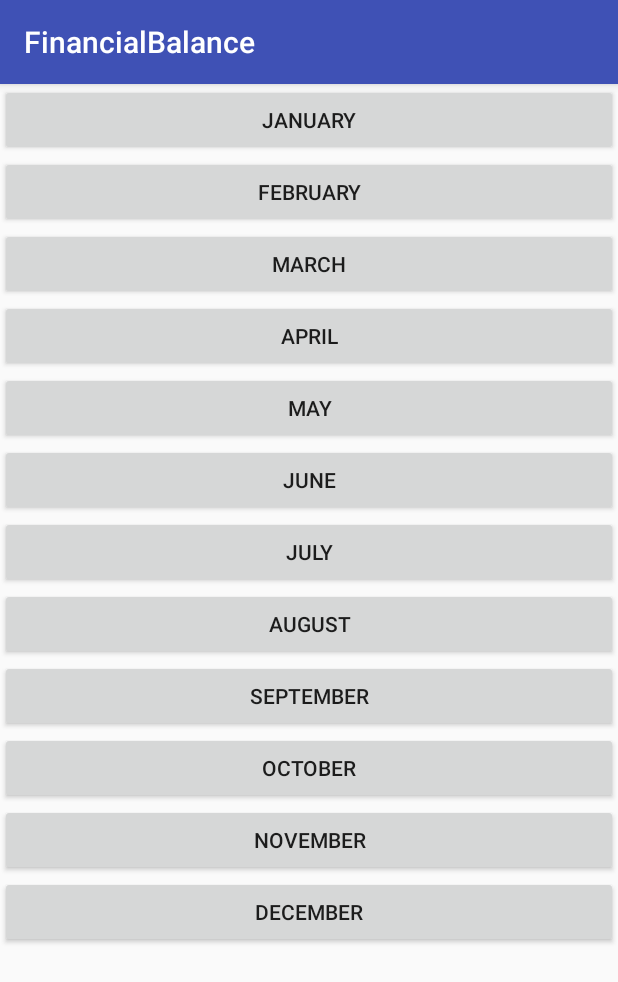
After one commit to DinuIoan/FinancialBalance, an Android app: the fragment AllMonthsFragment shown on its own in the app's theme, on a phone screen of 412 x 824 dp. The commit adds this screen. Shown: the top 982 px of the screen. Run offline under Robolectric (Android 15) with nearby library versions, the phone set to English and light mode, and no system bars.

Commit message:
Tabs not resolved yet https://www.androidhive.info/2015/09/android-material-design-working-with-tabs/

```diff
--- a/app/build.gradle
+++ b/app/build.gradle
@@ -22,7 +22,9 @@ dependencies {
     implementation fileTree(dir: 'libs', include: ['*.jar'])
     implementation 'com.android.support:appcompat-v7:27.1.1'
     implementation 'com.android.support.constraint:constraint-layout:1.1.0'
+    implementation 'com.android.support:support-v4:27.1.1'
     testImplementation 'junit:junit:4.12'
     androidTestImplementation 'com.android.support.test:runner:1.0.2'
     androidTestImplementation 'com.android.support.test.espresso:espresso-core:3.0.2'
+    implementation 'com.android.support:design:27.1.0'
 }
--- /dev/null
+++ b/app/src/main/java/financialbalance/appsyouneed/idinu/financialbalance/fragments/AllMonthsFragment.java
@@ -0,0 +1,29 @@
+package financialbalance.appsyouneed.idinu.financialbalance.fragments;
+
+import android.content.Context;
+import android.net.Uri;
+import android.os.Bundle;
+import android.support.v4.app.Fragment;
+import android.view.LayoutInflater;
+import android.view.View;
+import android.view.ViewGroup;
+
+import financialbalance.appsyouneed.idinu.financialbalance.R;
+
+public class AllMonthsFragment extends Fragment {
+    public AllMonthsFragment() {
+        // Required empty public constructor
+    }
+
+    @Override
+    public void onCreate(Bundle savedInstanceState) {
+        super.onCreate(savedInstanceState);
+    }
+
+    @Override
+    public View onCreateView(LayoutInflater inflater, ViewGroup container,
+                             Bundle savedInstanceState) {
+        // Inflate the layout for this fragment
+        return inflater.inflate(R.layout.fragment_all_months, container, false);
+    }
+}
--- /dev/null
+++ b/app/src/main/res/layout/fragment_all_months.xml
@@ -0,0 +1,89 @@
+<?xml version="1.0" encoding="utf-8"?>
+<FrameLayout xmlns:android="http://schemas.android.com/apk/res/android"
+    xmlns:tools="http://schemas.android.com/tools"
+    android:layout_width="match_parent"
+    android:layout_height="match_parent"
+    tools:context=".fragments.AllMonthsFragment">
+
+    <LinearLayout
+        android:id="@+id/linear_layout_all_months"
+        android:layout_width="match_parent"
+        android:layout_height="match_parent"
+        android:orientation="vertical"
+        tools:context=".MainActivity">
+
+        <Button
+            android:id="@+id/month1"
+            android:layout_width="match_parent"
+            android:layout_height="wrap_content"
+            android:text="@string/month1" />
+
+        <Button
+            android:id="@+id/month2"
+            android:layout_width="match_parent"
+            android:layout_height="wrap_content"
+            android:text="@string/month2" />
+
+        <Button
+            android:id="@+id/month3"
+            android:layout_width="match_parent"
+            android:layout_height="wrap_content"
+            android:text="@string/month3" />
+
+        <Button
+            android:id="@+id/month4"
+            android:layout_width="match_parent"
+            android:layout_height="wrap_content"
+            android:text="@string/month4" />
+
+        <Button
+            android:id="@+id/month5"
+            android:layout_width="match_parent"
+            android:layout_height="wrap_content"
+            android:text="@string/month5" />
+
+        <Button
+            android:id="@+id/month6"
+            android:layout_width="match_parent"
+            android:layout_height="wrap_content"
+            android:text="@string/month6" />
+
+        <Button
+            android:id="@+id/month7"
+            android:layout_width="match_parent"
+            android:layout_height="wrap_content"
+            android:text="@string/month7" />
+
+        <Button
+            android:id="@+id/month8"
+            android:layout_width="match_parent"
+            android:layout_height="wrap_content"
+            android:text="@string/month8" />
+
+        <Button
+            android:id="@+id/month9"
+            android:layout_width="match_parent"
+            android:layout_height="wrap_content"
+            android:text="@string/month9" />
+
+        <Button
+            android:id="@+id/month10"
+            android:layout_width="match_parent"
+            android:layout_height="wrap_content"
+            android:text="@string/month10" />
+
+        <Button
+            android:id="@+id/month11"
+            android:layout_width="match_parent"
+            android:layout_height="wrap_content"
+            android:scrollbars="vertical"
+            android:text="@string/month11" />
+
+        <Button
+            android:id="@+id/month12"
+            android:layout_width="match_parent"
+            android:layout_height="wrap_content"
+            android:text="@string/month12" />
+    </LinearLayout>
+
+</FrameLayout>
--- a/app/src/main/res/values/strings.xml
+++ b/app/src/main/res/values/strings.xml
@@ -1,3 +1,18 @@
 <resources>
     <string name="app_name">FinancialBalance</string>
+    <string name="month1">January</string>
+    <string name="month2">February</string>
+    <string name="month3">March</string>
+    <string name="month4">April</string>
+    <string name="month5">May</string>
+    <string name="month6">June</string>
+    <string name="month7">July</string>
+    <string name="month8">August</string>
+    <string name="month9">September</string>
+    <string name="month10">October</string>
+    <string name="month11">November</string>
+    <string name="month12">December</string>
+
+    <!-- TODO: Remove or change this placeholder text -->
+    <string name="hello_blank_fragment">Hello blank fragment</string>
 </resources>
```
Also changed, not shown: app/src/main/java/financialbalance/appsyouneed/idinu/financialbalance/MainActivity.java (+54 -0 lines), app/src/main/java/financialbalance/appsyouneed/idinu/financialbalance/fragments/CurrentMonthFragment.java (added, +27 -0 lines), app/src/main/res/layout/activity_all_months.xml (added, +83 -0 lines), app/src/main/res/layout/activity_main.xml (+28 -6 lines), app/src/main/res/layout/fragment_current_month.xml (added, +14 -0 lines).
